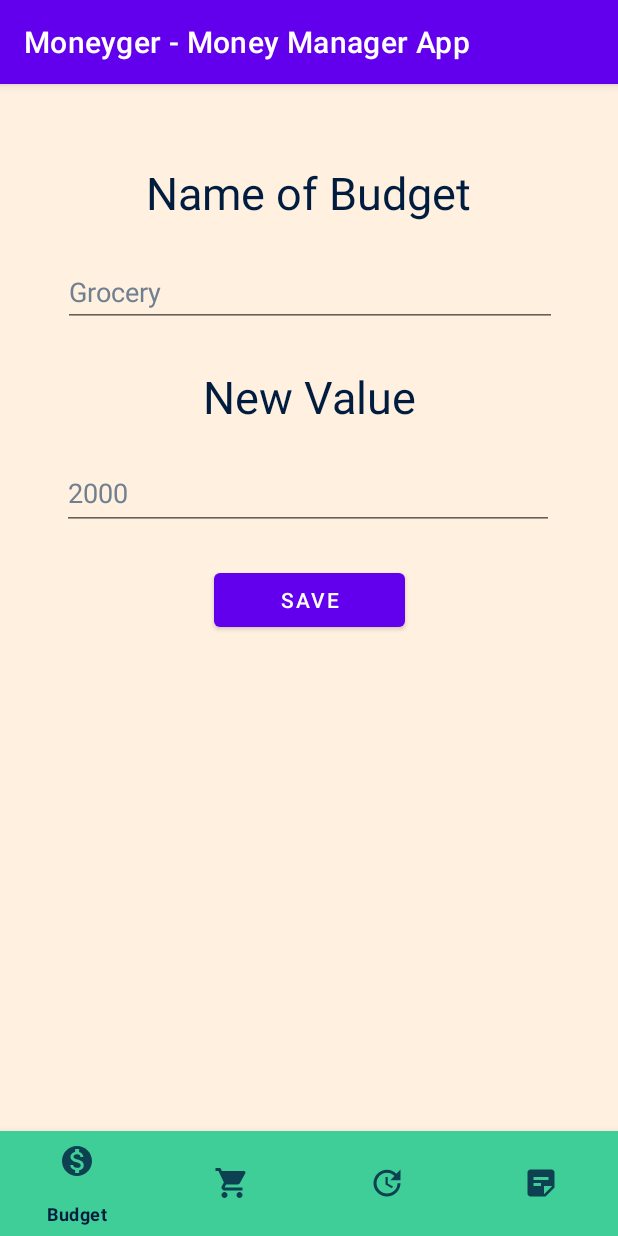
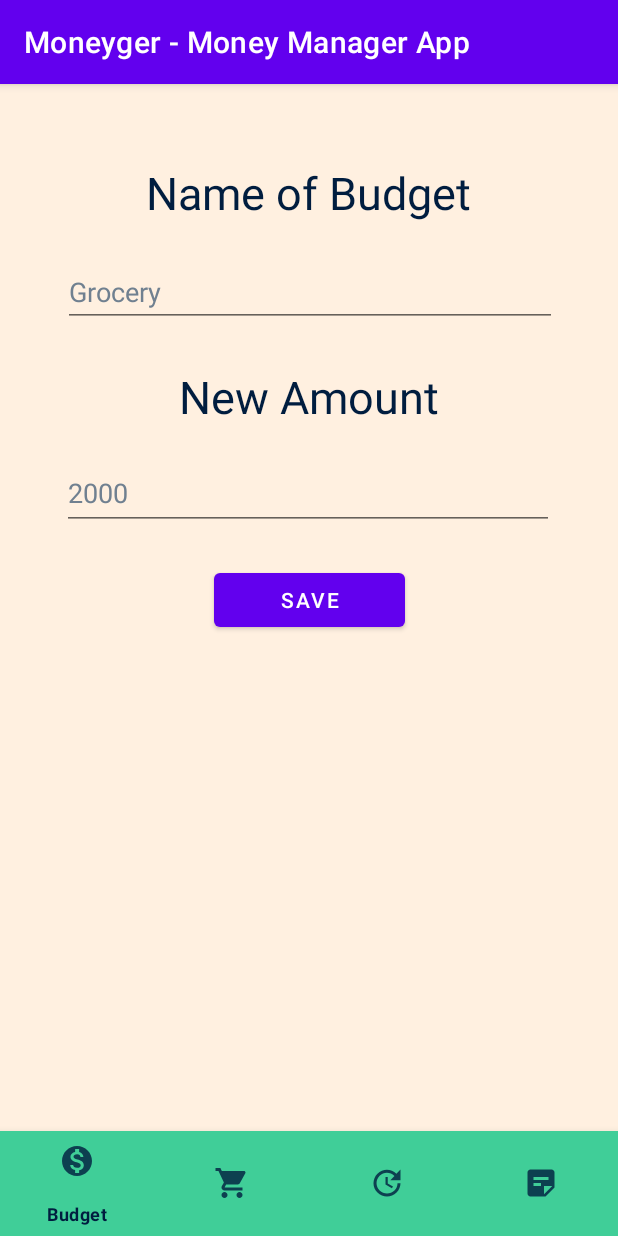
Before and after one commit to ZabrodinNN/moneyger_v2, an Android app: the fragment editBudget placed in its activity, on a phone screen of 412 x 824 dp. Run offline under Robolectric (Android 15) with nearby library versions, the light colour scheme and no system bars; our stand-ins replace Firebase (no records; nobody signed in at launch, a user with empty details on screens opened directly).

Commit message:
minor edits again again

```diff
--- a/app/src/main/res/layout/fragment_edit_budget.xml
+++ b/app/src/main/res/layout/fragment_edit_budget.xml
@@ -45,7 +45,7 @@
             android:layout_width="wrap_content"
             android:layout_height="wrap_content"
             android:layout_marginTop="188dp"
-            android:text="New Value"
+            android:text="New Amount"
             android:textColor="@color/font_color"
             android:textSize="30dp"
             app:layout_constraintEnd_toEndOf="parent"
--- a/app/src/main/res/layout/fragment_edit_expense.xml
+++ b/app/src/main/res/layout/fragment_edit_expense.xml
@@ -44,7 +44,7 @@
             android:layout_width="wrap_content"
             android:layout_height="wrap_content"
             android:layout_marginTop="188dp"
-            android:text="New Value"
+            android:text="New Amount"
             android:textColor="@color/font_color"
             android:textSize="30dp"
             app:layout_constraintEnd_toEndOf="parent"
```
